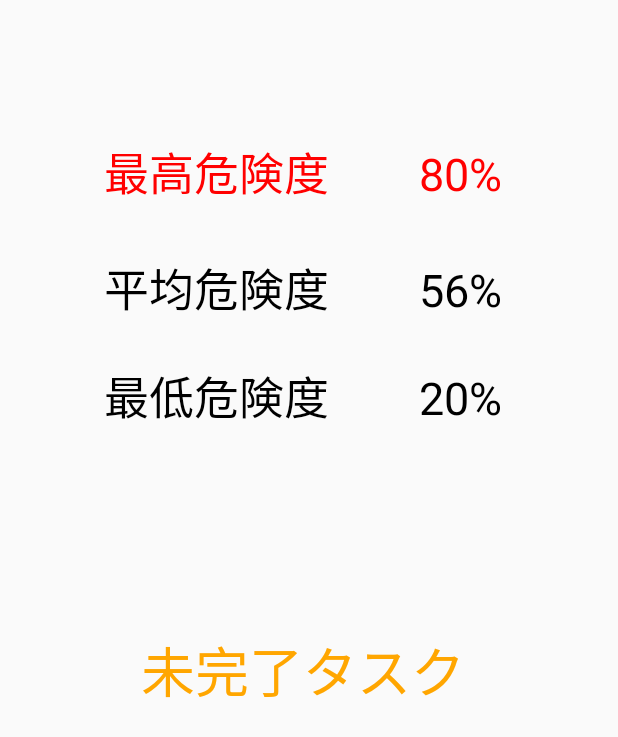
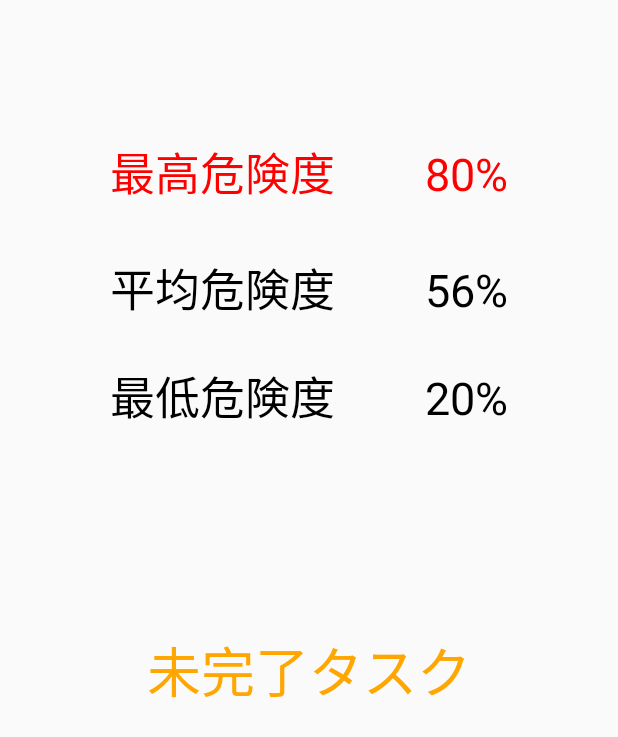
Before and after one commit to kiesproject/yabamiru, an Android app: the layout analysis_layout.xml on its own in the app's theme, with its tools: preview values and no code run, on a phone screen of 412 x 824 dp. Shown: the top 737 px of the screen. Run offline under Robolectric (Android 15) with nearby library versions, the phone set to English and light mode, and no system bars.

Commit message:
切りのよい数字に変更しました

```diff
--- a/app/src/main/res/layout/analysis_layout.xml
+++ b/app/src/main/res/layout/analysis_layout.xml
@@ -22,7 +22,7 @@
             android:textColor="#FF0000" android:textAlignment="center" android:layout_marginStart="8dp"
             app:layout_constraintStart_toStartOf="parent" android:layout_marginEnd="8dp"
             app:layout_constraintEnd_toEndOf="parent" android:layout_marginTop="92dp"
-            app:layout_constraintTop_toTopOf="parent" app:layout_constraintHorizontal_bias="0.468"
+            app:layout_constraintTop_toTopOf="parent" app:layout_constraintHorizontal_bias="0.5"
             tools:text="最高危険度　　80%"/>
     <TextView
             android:text="@string/average_yabasa"
@@ -40,7 +40,7 @@
             android:id="@+id/textView4" android:textColor="#FFA600"
             android:textSize="36sp" android:textAlignment="center"
             app:layout_constraintEnd_toEndOf="@+id/max_yabasa" app:layout_constraintStart_toStartOf="@+id/max_yabasa"
-            app:layout_constraintHorizontal_bias="0.506"
+            app:layout_constraintHorizontal_bias="0.5"
             android:layout_marginTop="8dp" app:layout_constraintTop_toTopOf="@+id/guideline"/>
     <android.support.constraint.Guideline android:layout_width="wrap_content" android:layout_height="wrap_content"
                                           android:id="@+id/guideline"
```
